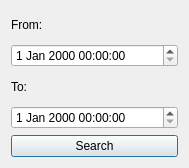
Above: NETB380_ExpenseManager/ep_other.ui from satanasov/NETB380 before the change. Below: the same form after it.
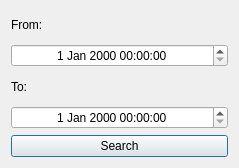
That is the form after the change. Icons and pictures are not drawn.

```diff
--- a/NETB380_ExpenseManager/ep_other.ui
+++ b/NETB380_ExpenseManager/ep_other.ui
@@ -6,7 +6,7 @@
    <rect>
     <x>0</x>
     <y>0</y>
-    <width>189</width>
+    <width>239</width>
     <height>168</height>
    </rect>
   </property>
@@ -22,7 +22,11 @@
     </widget>
    </item>
    <item>
-    <widget class="QDateTimeEdit" name="dateTimeEditFrom"/>
+    <widget class="QDateTimeEdit" name="dateTimeEditFrom">
+     <property name="alignment">
+      <set>Qt::AlignCenter</set>
+     </property>
+    </widget>
    </item>
    <item>
     <widget class="QLabel" name="label_2">
@@ -32,7 +36,11 @@
     </widget>
    </item>
    <item>
-    <widget class="QDateTimeEdit" name="dateTimeEditTo"/>
+    <widget class="QDateTimeEdit" name="dateTimeEditTo">
+     <property name="alignment">
+      <set>Qt::AlignCenter</set>
+     </property>
+    </widget>
    </item>
    <item>
     <widget class="QPushButton" name="pushButtonSearch">
```
Left out of the diff: 13 changed lines with no effect on the pictures.
